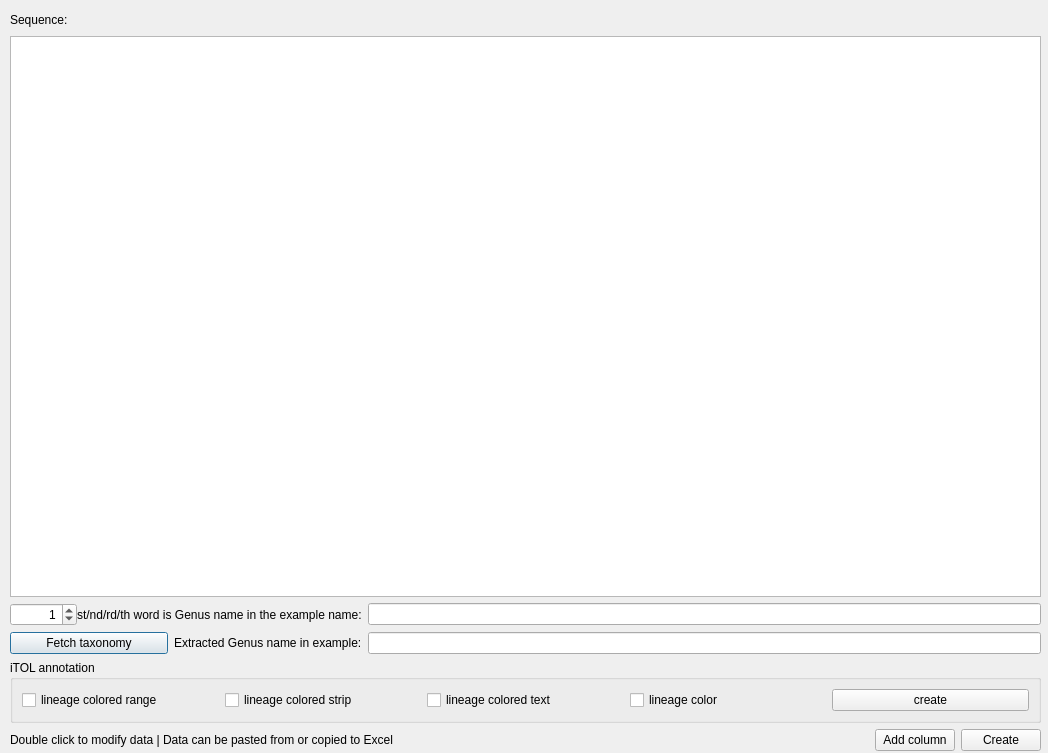
The window that PhyloSuite/ete3/treeview/annotation_editor_tax.ui (dongzhang0725/PhyloSuite) describes before a commit, drawn with Qt 5.
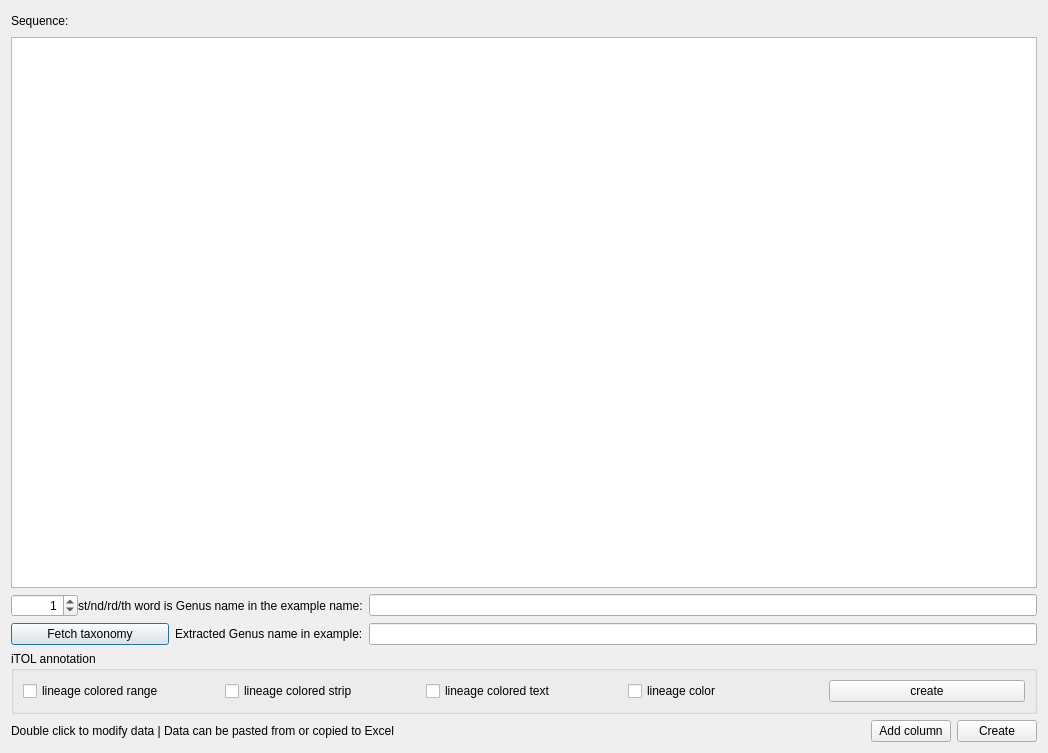
The same window after the commit. Icons and pictures are not drawn. Custom widgets are drawn as their Qt base class.

Diff of the .ui file:
```diff
--- a/PhyloSuite/ete3/treeview/annotation_editor_tax.ui
+++ b/PhyloSuite/ete3/treeview/annotation_editor_tax.ui
@@ -13,15 +13,8 @@
   <property name="windowTitle">
    <string>Annotation editor</string>
   </property>
-  <widget class="QWidget" name="">
-   <property name="geometry">
-    <rect>
-     <x>10</x>
-     <y>10</y>
-     <width>1031</width>
-     <height>741</height>
-    </rect>
-   </property>
+  <layout class="QVBoxLayout" name="verticalLayout">
+   <item>
    <layout class="QGridLayout" name="gridLayout_2">
     <item row="0" column="0">
      <layout class="QHBoxLayout" name="horizontalLayout_2">
@@ -204,7 +197,8 @@
      </layout>
     </item>
    </layout>
-  </widget>
+   </item>
+  </layout>
  </widget>
  <customwidgets>
   <customwidget>
```
Left out of the diff: 2 changed lines with no effect on the pictures. Lines whose indentation alone changed are shown as unchanged.
